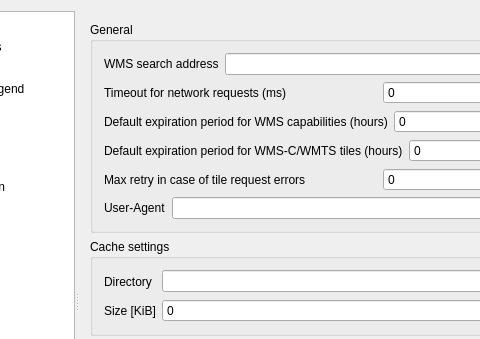
This is src/ui/qgsoptionsbase.ui in carsmie/QGIS as Qt 5 draws it before an edit; both pictures show x 86 to 566 and y 0 to 339 of the 791 by 629 pixel window. The edited form follows.
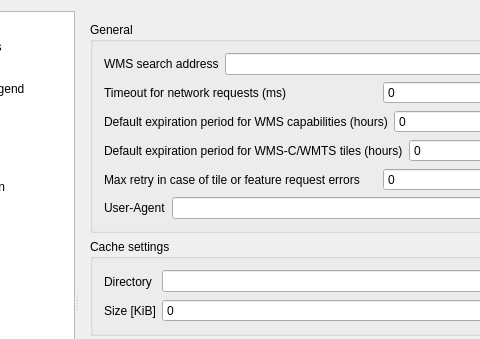
This is the edited form. The open tabs and pages were chosen to show the change. Icons and pictures are not drawn. Custom widgets are drawn as their Qt base class.

Commit message: [FEATURE] [WFS provider] Add support for WFS 2.0 joins and other improvements

The edit to the form file:
```diff
--- a/src/ui/qgsoptionsbase.ui
+++ b/src/ui/qgsoptionsbase.ui
@@ -4894,7 +4894,7 @@
                     <item>
                      <widget class="QLabel" name="label_57">
                       <property name="text">
-                       <string>Max retry in case of tile request errors</string>
+                       <string>Max retry in case of tile or feature request errors</string>
                       </property>
                      </widget>
                     </item>
```
The commit also changes 23 other files.
